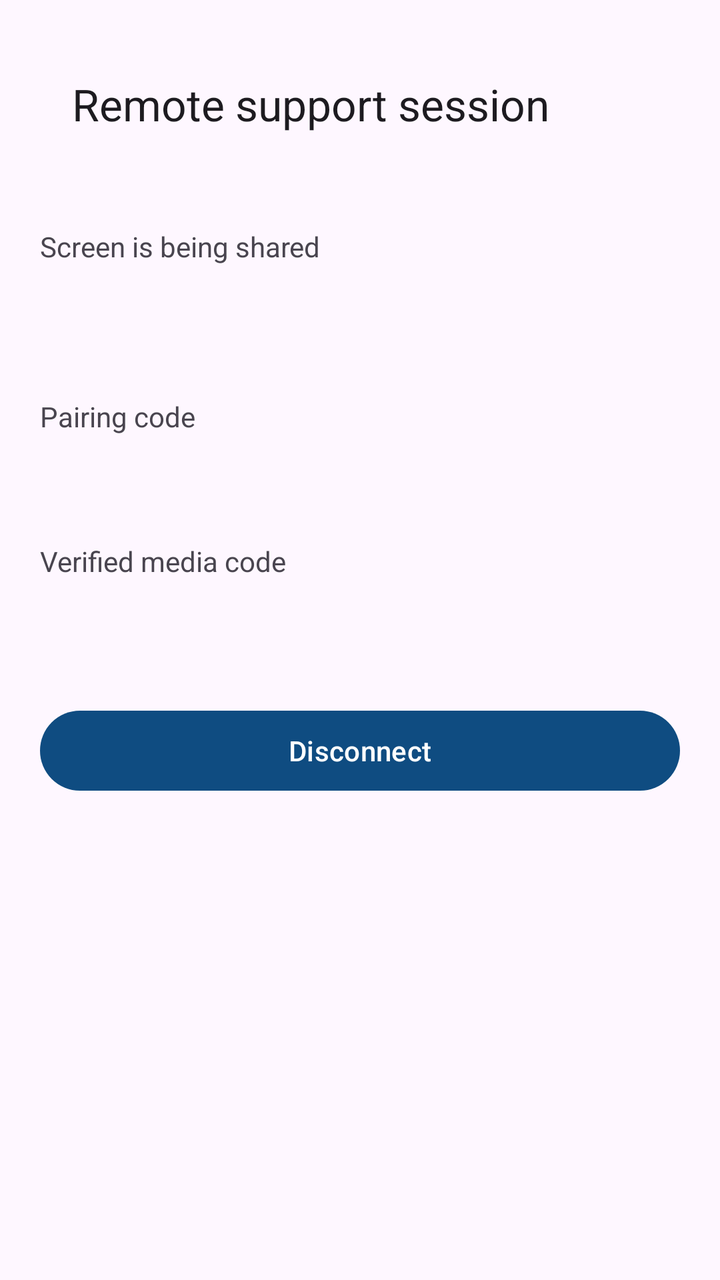
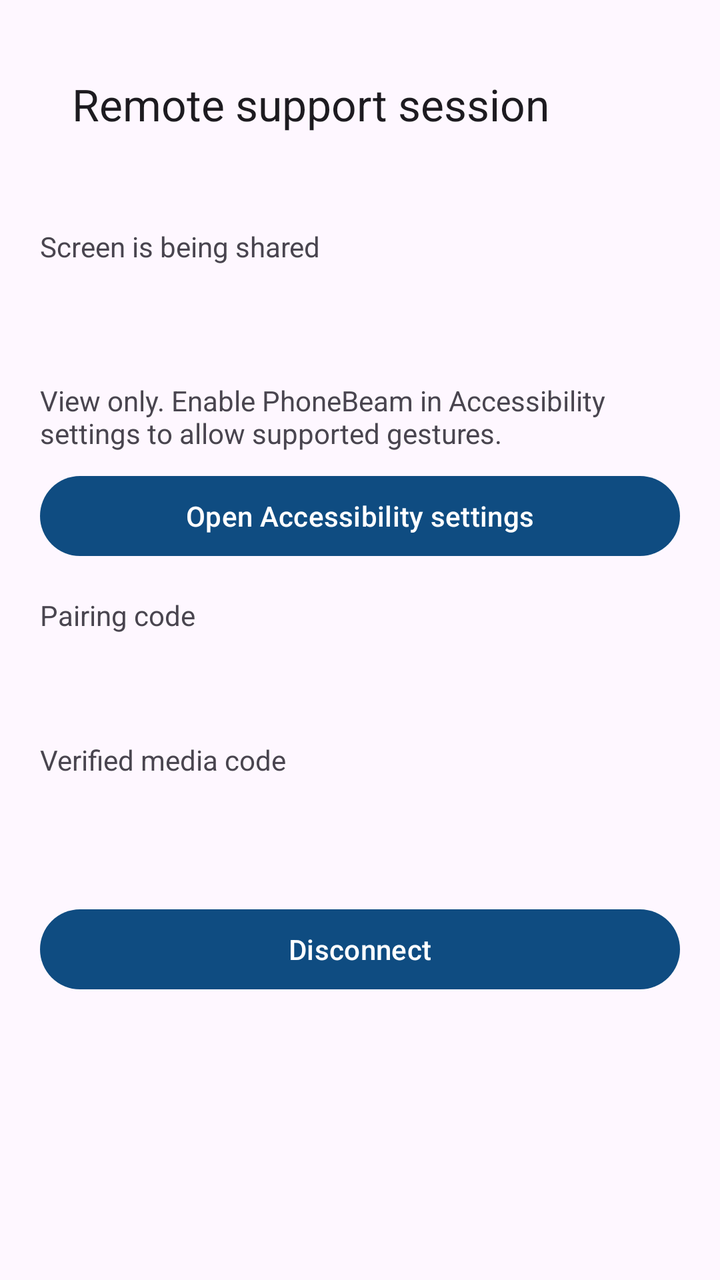

Screens rendered from an Android XML layout before and after an edit, with the pre-edit source and the edit as a unified diff.
<!-- AndroidManifest.xml: application theme Theme.PhoneBeam -->
<!-- res/layout/activity_viewing.xml -->
<?xml version="1.0" encoding="utf-8"?>
<LinearLayout xmlns:android="http://schemas.android.com/apk/res/android"
    xmlns:app="http://schemas.android.com/apk/res-auto"
    android:layout_width="match_parent"
    android:layout_height="match_parent"
    android:orientation="vertical"
    android:padding="20dp">

    <com.google.android.material.appbar.MaterialToolbar
        android:id="@+id/toolbar"
        android:layout_width="match_parent"
        android:layout_height="?attr/actionBarSize"
        app:title="@string/viewing_title" />

    <TextView
        android:id="@+id/operatorValue"
        android:layout_width="match_parent"
        android:layout_height="wrap_content"
        android:textAppearance="?attr/textAppearanceTitleMedium" />

    <TextView
        android:id="@+id/sharingLabel"
        android:layout_width="match_parent"
        android:layout_height="wrap_content"
        android:layout_marginTop="8dp"
        android:text="@string/viewing_sharing" />

    <TextView
        android:id="@+id/stateValue"
        android:layout_width="match_parent"
        android:layout_height="wrap_content"
        android:layout_marginTop="8dp" />

    <TextView
        android:id="@+id/pathValue"
        android:layout_width="match_parent"
        android:layout_height="wrap_content"
        android:layout_marginTop="4dp" />

    <TextView
        android:layout_width="match_parent"
        android:layout_height="wrap_content"
        android:layout_marginTop="16dp"
        android:text="@string/viewing_pairing_sas" />

    <TextView
        android:id="@+id/pairingSas"
        android:layout_width="match_parent"
        android:layout_height="wrap_content"
        android:textAppearance="?attr/textAppearanceHeadlineMedium" />

    <TextView
        android:layout_width="match_parent"
        android:layout_height="wrap_content"
        android:layout_marginTop="16dp"
        android:text="@string/viewing_media_sas" />

    <TextView
        android:id="@+id/mediaSas"
        android:layout_width="match_parent"
        android:layout_height="wrap_content"
        android:textAppearance="?attr/textAppearanceHeadlineMedium" />

    <com.google.android.material.button.MaterialButton
        android:id="@+id/disconnectButton"
        android:layout_width="match_parent"
        android:layout_height="wrap_content"
        android:layout_marginTop="24dp"
        android:text="@string/viewing_disconnect" />
</LinearLayout>
<!-- resources referenced by this layout -->
<resources>
  <string name="viewing_disconnect">Disconnect</string>
  <string name="viewing_media_sas">Verified media code</string>
  <string name="viewing_pairing_sas">Pairing code</string>
  <string name="viewing_sharing">Screen is being shared</string>
  <string name="viewing_title">Remote support session</string>
  <style name="Theme.PhoneBeam" parent="Theme.Material3.Light.NoActionBar">
          <item name="colorPrimary">@color/phonebeam_seed</item>
          <item name="android:statusBarColor">@color/phonebeam_seed</item>
          <item name="android:navigationBarColor">@android:color/white</item>
      </style>
  <color name="phonebeam_seed">#0F4C81</color>
</resources>

<!-- the commit's change to res/layout/activity_viewing.xml (unified diff, before → after) -->
@@ -38,6 +38,20 @@
         android:layout_marginTop="4dp" />
 
     <TextView
+        android:id="@+id/controlValue"
+        android:layout_width="match_parent"
+        android:layout_height="wrap_content"
+        android:layout_marginTop="8dp"
+        android:text="@string/viewing_control_off" />
+
+    <com.google.android.material.button.MaterialButton
+        android:id="@+id/accessibilitySettingsButton"
+        android:layout_width="match_parent"
+        android:layout_height="wrap_content"
+        android:layout_marginTop="8dp"
+        android:text="@string/pairing_open_accessibility" />
+
+    <TextView
         android:layout_width="match_parent"
         android:layout_height="wrap_content"
         android:layout_marginTop="16dp"
<!-- resource entries referenced after the edit -->
@@ -1,5 +1,7 @@
 <!-- resources referenced by this layout -->
 <resources>
+  <string name="pairing_open_accessibility">Open Accessibility settings</string>
+  <string name="viewing_control_off">View only. Enable PhoneBeam in Accessibility settings to allow supported gestures.</string>
   <string name="viewing_disconnect">Disconnect</string>
   <string name="viewing_media_sas">Verified media code</string>
   <string name="viewing_pairing_sas">Pairing code</string>
